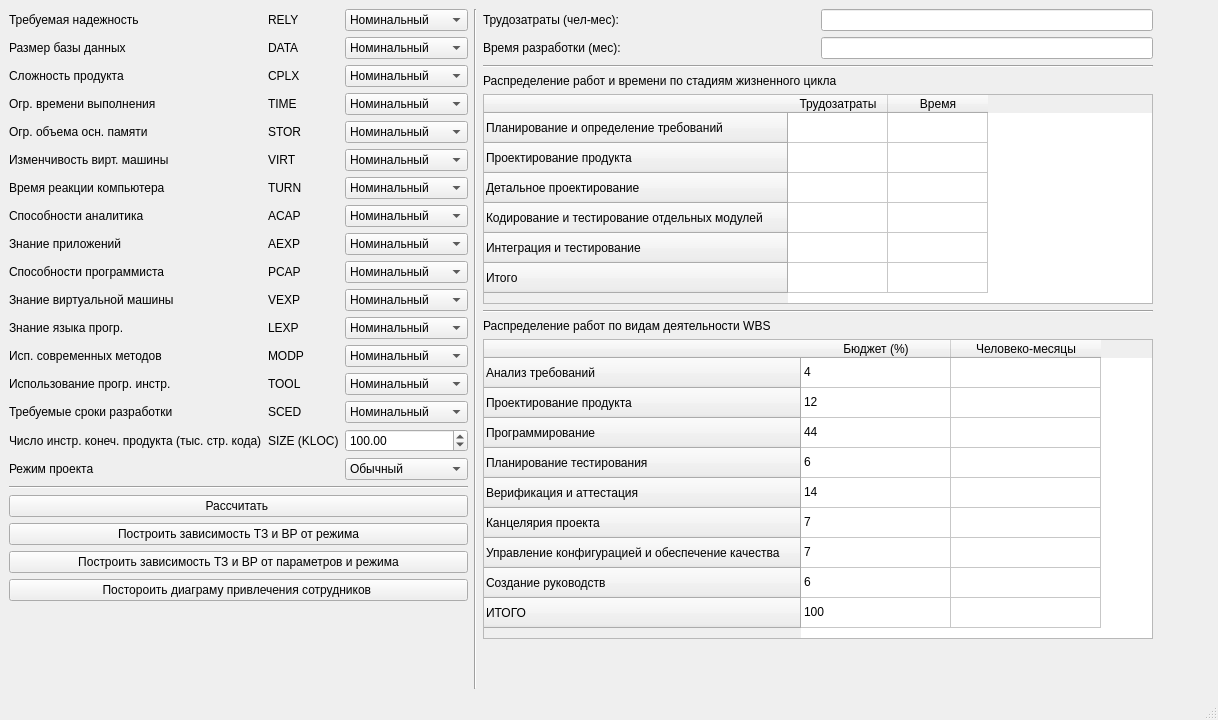
This is lab_06/lab_06/mainwindow.ui in LoaDeadd81/BMSTU-EPE as Qt 5 draws it before an edit. The edited form follows.
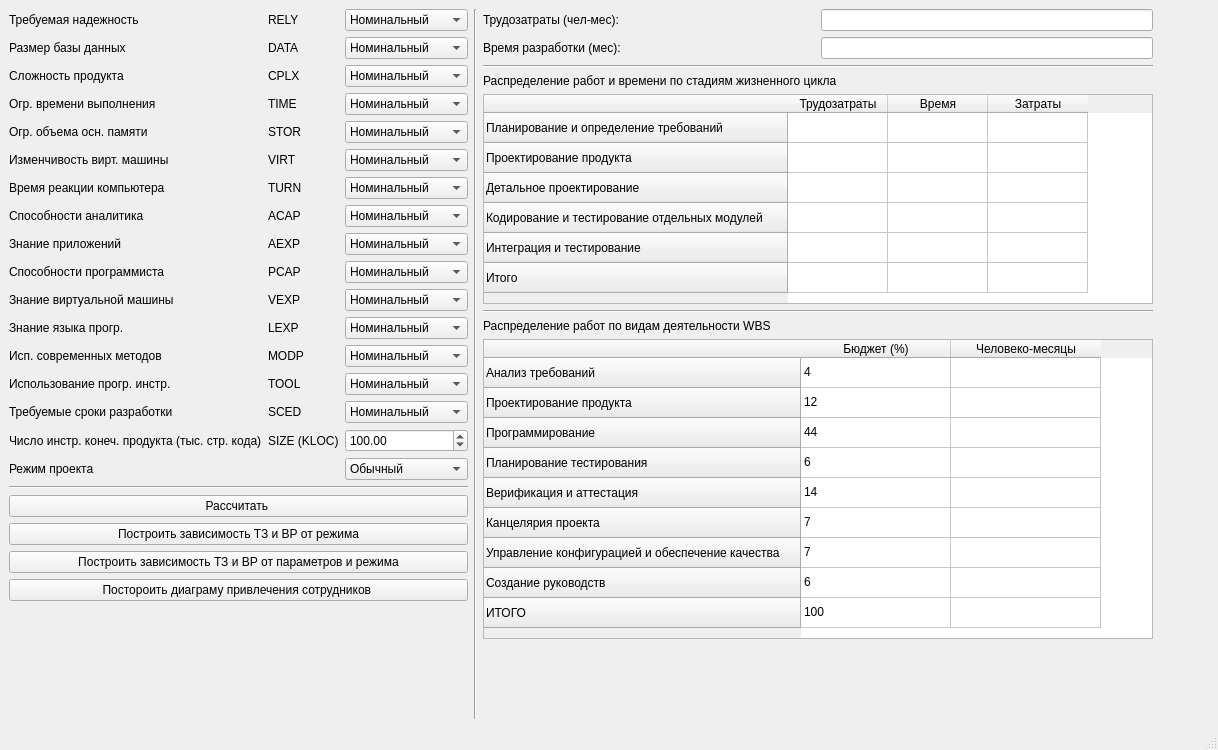
This is the edited form.

```diff
--- a/lab_06/lab_06/mainwindow.ui
+++ b/lab_06/lab_06/mainwindow.ui
@@ -7,7 +7,7 @@
     <x>0</x>
     <y>0</y>
     <width>1218</width>
-    <height>720</height>
+    <height>750</height>
    </rect>
   </property>
   <property name="windowTitle">
@@ -1223,6 +1223,11 @@
           <string>Время</string>
          </property>
         </column>
+        <column>
+         <property name="text">
+          <string>Затраты</string>
+         </property>
+        </column>
        </widget>
       </item>
       <item>
```
